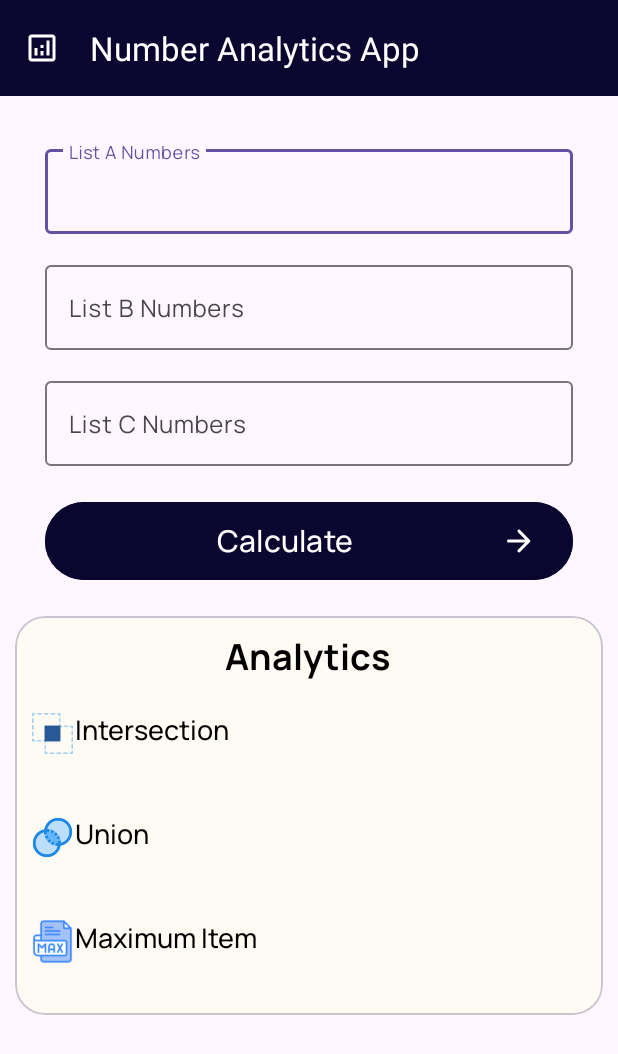
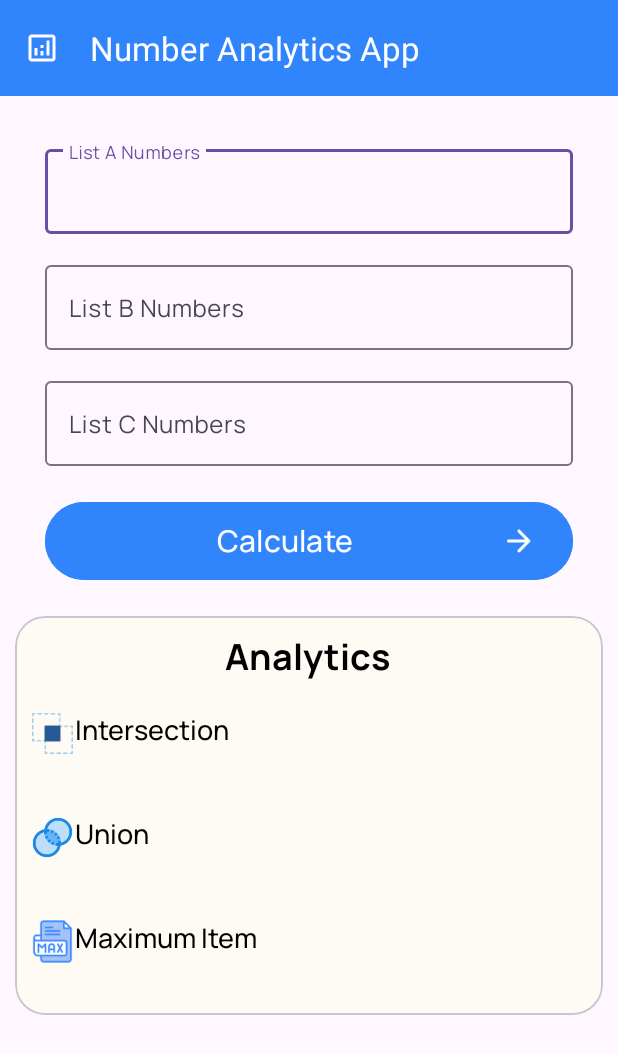
Before and after one commit to jayneeel/NumberAnalytics, an Android app: the layout activity_main.xml on its own in the app's theme, with its tools: preview values and no code run, on a phone screen of 412 x 824 dp. Shown: the top 1054 px of the screen. Run offline under Robolectric (Android 15) with nearby library versions, the phone set to English and light mode, and no system bars.

Commit message:
- input filter fixing and color change

```diff
--- a/app/src/main/java/com/example/numberanalytics/MainActivity.kt
+++ b/app/src/main/java/com/example/numberanalytics/MainActivity.kt
@@ -22,6 +22,7 @@ class MainActivity : AppCompatActivity() {
         enableEdgeToEdge()
         binding = ActivityMainBinding.inflate(layoutInflater)
         setContentView(binding.root)
+        window.statusBarColor = getColor(R.color.primary_accent)
         ViewCompat.setOnApplyWindowInsetsListener(findViewById(R.id.main)) { v, insets ->
             val systemBars = insets.getInsets(WindowInsetsCompat.Type.systemBars())
             v.setPadding(systemBars.left, systemBars.top, systemBars.right, systemBars.bottom)
@@ -32,7 +33,7 @@ class MainActivity : AppCompatActivity() {
             for (i in start until end) {
                 if (!Character.isDigit(source[i]) && source[i] != ',') {
                     showErrorDialog()
-                    return@InputFilter dest.toString()
+                    return@InputFilter ""
                 }
             }
             null
--- a/app/src/main/res/values/colors.xml
+++ b/app/src/main/res/values/colors.xml
@@ -2,5 +2,5 @@
 <resources>
     <color name="black">#FF000000</color>
     <color name="white">#FFFFFFFF</color>
-    <color name="primary_accent">#0A0630</color>
+    <color name="primary_accent">#3185fc</color>
 </resources>
```
